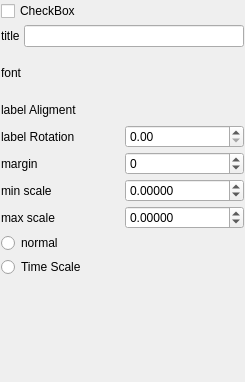
Qt form src/DAGui/ChartSetting/DAChartAxisSetWidget.ui (czyt1988/data-workbench) before a commit.
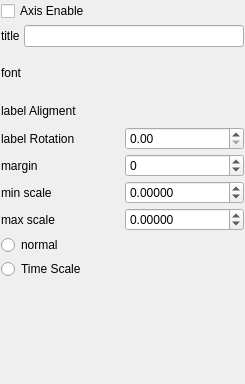
The same form after that commit. Custom widgets are drawn as their Qt base class.

```diff
--- a/src/DAGui/ChartSetting/DAChartAxisSetWidget.ui
+++ b/src/DAGui/ChartSetting/DAChartAxisSetWidget.ui
@@ -7,7 +7,7 @@
     <x>0</x>
     <y>0</y>
     <width>245</width>
-    <height>350</height>
+    <height>384</height>
    </rect>
   </property>
   <property name="windowTitle">
@@ -32,7 +32,7 @@
    <item>
     <widget class="QCheckBox" name="checkBoxEnable">
      <property name="text">
-      <string>CheckBox</string>
+      <string>Axis Enable</string>
      </property>
     </widget>
    </item>
```
